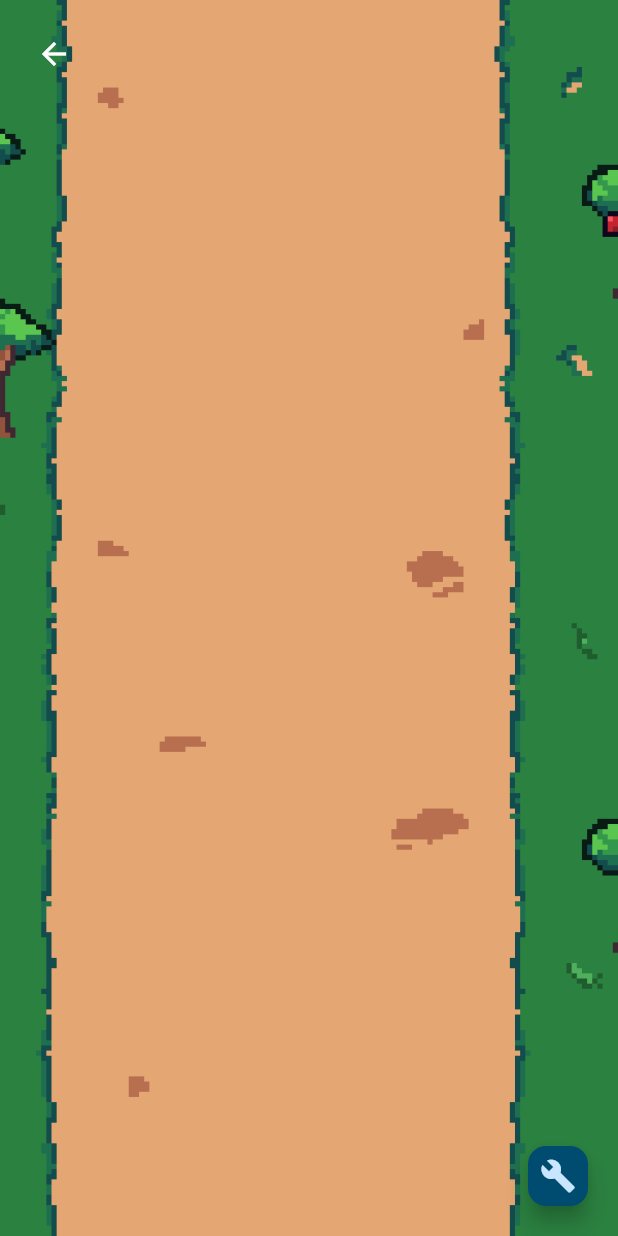
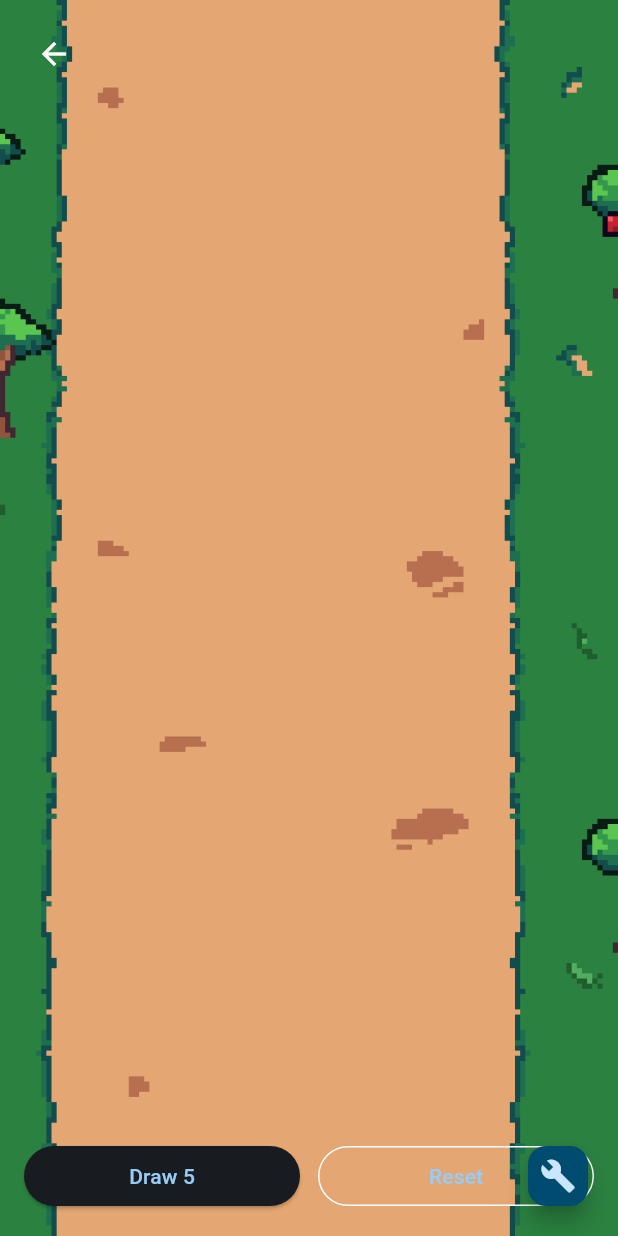
Before and after one commit to t1ww/camt-terminator, a Flutter app: the screen it shows after launch, after a tap on "Start", on a phone screen of 412 x 824 dp. Run offline on Flutter 3.47's test engine with Material 3 defaults, Android fonts, the light colour scheme and no system bars; Roboto replaces fonts that are missing (Orbitron); statements that could not run were skipped.

Commit message:
draw card logic

```diff
--- a/project/camt_terminator/lib/data/deck_data.dart
+++ b/project/camt_terminator/lib/data/deck_data.dart
@@ -1 +1,49 @@
-// project\camt_terminator\lib\data\deck_data.dart
+import '../models/card_model.dart' as game;
+import '../models/deck_model.dart';
+
+/// Build a deck of 38 ATK + 38 DEF
+List<game.Card> buildCoreDeck() {
+  final cards = <game.Card>[];
+
+  void addAtk(int power, int count) {
+    for (var i = 0; i < count; i++) {
+      cards.add(
+        game.AttackCard(
+          id: 'ATK_${power}_$i',
+          name: 'ATK $power',
+          power: power,
+        ),
+      );
+    }
+  }
+
+  void addDef(int power, int count) {
+    for (var i = 0; i < count; i++) {
+      cards.add(
+        game.DefenseCard(
+          id: 'DEF_${power}_$i',
+          name: 'DEF $power',
+          power: power,
+        ),
+      );
+    }
+  }
+
+  // ATK
+  addAtk(1, 10);
+  addAtk(2, 16);
+  addAtk(3, 12);
+
+  // DEF
+  addDef(1, 10);
+  addDef(2, 16);
+  addDef(3, 12);
+
+  return cards;
+}
+
+Deck createShuffledCoreDeck() {
+  final deck = Deck(cards: buildCoreDeck());
+  deck.shuffle();
+  return deck;
+}
--- a/project/camt_terminator/lib/models/boss_model.dart
+++ b/project/camt_terminator/lib/models/boss_model.dart
@@ -1,6 +1,6 @@
 // project\camt_terminator\lib\models\boss_model.dart
 import 'package:camt_terminator/models/card_model.dart';
-import 'package:camt_terminator/models/decl_model.dart';
+import 'package:camt_terminator/models/deck_model.dart';
 import 'package:camt_terminator/models/player_model.dart';
 
 class Boss {
--- a/project/camt_terminator/lib/ui/screens/combat_screen.dart
+++ b/project/camt_terminator/lib/ui/screens/combat_screen.dart
@@ -1,19 +1,66 @@
 import 'package:flutter/material.dart';
+import '../../models/deck_model.dart';
+import '../../models/card_model.dart' as game;      // ✅ correct file & alias
+import '../../data/deck_data.dart';           // uses AttackCard/DefenseCard
 
-class CombatScreen extends StatelessWidget {
+class CombatScreen extends StatefulWidget {
   const CombatScreen({super.key});
+
+  @override
+  State<CombatScreen> createState() => _CombatScreenState();
+}
+
+class _CombatScreenState extends State<CombatScreen> {
+  late Deck deck;
+  int turn = 0;
+  List<game.Card> hand = [];
+
+  @override
+  void initState() {
+    super.initState();
+    deck = createShuffledCoreDeck(); // 76 cards (ATK/DEF), shuffled
+  }
+
+  void _draw() {
+    final n = (turn == 0) ? 5 : 3;
+    final drawn = deck.draw(n, includeConsumables: false); // draw only ATK/DEF
+    if (drawn.isEmpty) {
+      ScaffoldMessenger.of(context).showSnackBar(
+        const SnackBar(content: Text('Deck is empty — press Reset')),
+      );
+      return;
+    }
+    setState(() {
+      turn++;
+      hand = drawn;
+    });
+  }
+
+  void _reset() {
+    setState(() {
+      deck = createShuffledCoreDeck();
+      turn = 0;
+      hand = [];
+    });
+  }
 
   @override
   Widget build(BuildContext context) {
     return Scaffold(
-      body: Container(
+      body: Stack(
+        children: [
+          // background
+          Container(
             decoration: const BoxDecoration(
               image: DecorationImage(
                 image: AssetImage('assets/images/combat_background2.png'),
                 fit: BoxFit.cover,
               ),
             ),
-        child: SafeArea(
+          ),
+
+          // back
+          SafeArea(
             child: Align(
               alignment: Alignment.topLeft,
               child: Padding(
@@ -25,6 +72,85 @@ class CombatScreen extends StatelessWidget {
               ),
             ),
           ),
+
+          // show current hand as rectangles with ATK/DEF + power
+          SafeArea(
+            child: Align(
+              alignment: Alignment.center,
+              child: Wrap(
+                spacing: 12,
+                runSpacing: 12,
+                children: hand.map((c) => _CardRect(label: _labelFor(c))).toList(),
+              ),
+            ),
+          ),
+
+          // controls
+          SafeArea(
+            child: Align(
+              alignment: Alignment.bottomCenter,
+              child: Padding(
+                padding: const EdgeInsets.fromLTRB(16, 0, 16, 16),
+                child: Row(
+                  children: [
+                    Expanded(
+                      child: ElevatedButton(
+                        onPressed: _draw,
+                        child: Text(turn == 0 ? 'Draw 5' : 'Draw 3'),
+                      ),
+                    ),
+                    const SizedBox(width: 12),
+                    Expanded(
+                      child: OutlinedButton(
+                        onPressed: _reset,
+                        style: OutlinedButton.styleFrom(
+                          side: const BorderSide(color: Colors.white),
+                        ),
+                        child: const Text('Reset'),
+                      ),
+                    ),
+                  ],
+                ),
+              ),
+            ),
+          ),
+        ],
+      ),
+    );
+  }
+
+  String _labelFor(game.Card c) {
+    if (c is game.AttackCard) return 'ATK ${c.power}';
+    if (c is game.DefenseCard) return 'DEF ${c.power}';
+    // fallback for any future type
+    try {
+      final dynamic dyn = c;
+      if (dyn.name is String) return dyn.name as String;
+    } catch (_) {}
+    return 'Card';
+  }
+}
+
+class _CardRect extends StatelessWidget {
+  final String label;
+  const _CardRect({required this.label});
+
+  @override
+  Widget build(BuildContext context) {
+    return Container(
+      width: 80,
+      height: 110,
+      decoration: BoxDecoration(
+        borderRadius: BorderRadius.circular(12),
+        color: Colors.black.withOpacity(0.5),
+        border: Border.all(color: Colors.white24, width: 1.5),
+      ),
+      child: Center(
+        child: Text(
+          label,
+          textAlign: TextAlign.center,
+          style: const TextStyle(color: Colors.white, fontSize: 18),
+        ),
       ),
     );
   }
```
Also changed, not shown: project/camt_terminator/lib/models/deck_model.dart (renamed from project/camt_terminator/lib/models/decl_model.dart). Lines whose indentation alone changed are shown as unchanged.
